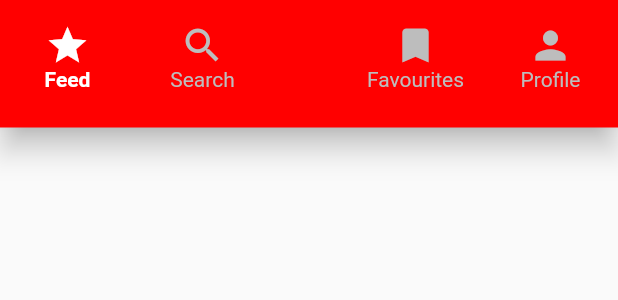
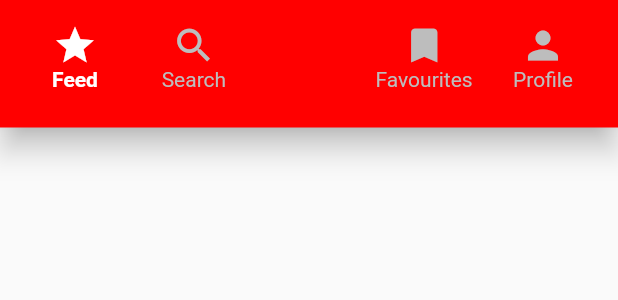
Before and after one commit to MichielProost/Perfect-Plate, a Flutter app: the AppBarBottom widget shown alone on an empty page, opened directly with empty values, on a phone screen of 412 x 824 dp. Shown: the top 300 px of the screen. Run offline on Flutter 3.47's test engine with Material 2 defaults, Android fonts, the light colour scheme and no system bars; our stand-ins replace cloud_firestore, firebase_auth, firebase_storage, google_sign_in, image_picker; missing offline and left inert: flutter_auth_buttons; accounts and stored records are empty; statements that could not run were skipped.

Commit message:
Improve bottom bar

```diff
--- a/yummy_tummy/lib/user_interface/general/appbar_bottom.dart
+++ b/yummy_tummy/lib/user_interface/general/appbar_bottom.dart
@@ -36,9 +36,7 @@ class AppBarBottomState extends State<AppBarBottom> {
   {
     //Color elementColor = _currentPage == page ? Constants.accent : Colors.white;
     Color elementColor = _currentPage == page ? Colors.white : Colors.grey.shade400;
-    return Padding(
-      padding: const EdgeInsets.symmetric(horizontal: 10.0),
-      child: SizedBox(
+    return SizedBox(
       height: 70.0,
       width: 70.0,
       child: InkWell(
@@ -64,7 +62,6 @@ class AppBarBottomState extends State<AppBarBottom> {
           ],
         ),
       ),
-      ),
     );
   }
 
@@ -74,15 +71,13 @@ class AppBarBottomState extends State<AppBarBottom> {
       shape: CircularNotchedRectangle(),
       color: Constants.main,
       child: Padding(
-        padding: const EdgeInsets.only(top: 15.0),
+        padding: const EdgeInsets.only(top: 15.0, left: 15.0, right: 15.0),
         child: Row(
-          mainAxisAlignment: MainAxisAlignment.spaceEvenly,
+          mainAxisAlignment: MainAxisAlignment.spaceBetween,
           children: <Widget>[
             createNavButton(Icons.star, AppPage.feed),
             createNavButton(Icons.search, AppPage.search),
-            Expanded(
-              child: SizedBox(),
-            ),
+            SizedBox(width: 65.0,),
             createNavButton(Icons.bookmark, AppPage.favourites),
             createNavButton(Icons.person, AppPage.profile)
           ],
```
Lines whose indentation alone changed are shown as unchanged.
